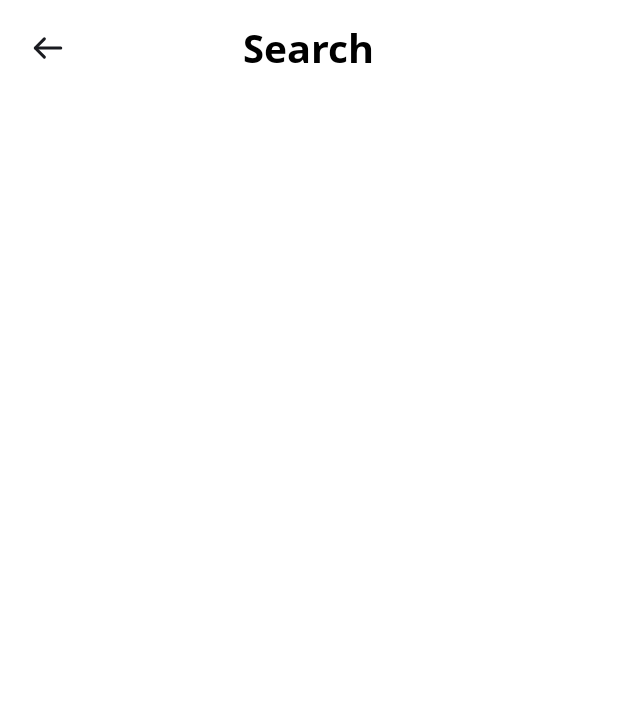
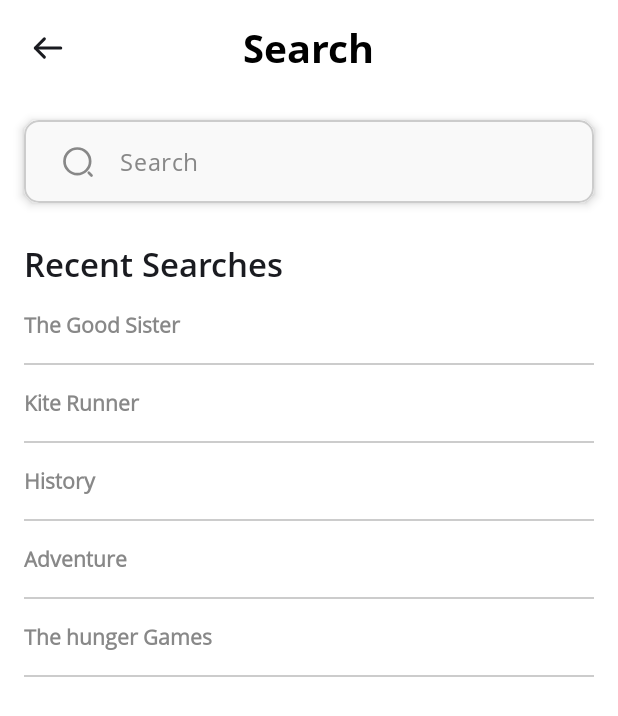
Before and after one commit to aamir046/eBooksLibrary-Compose-app, an Android app built with Jetpack Compose: the screen it shows after launch (MainActivity), after a tap on "Search", on a phone screen of 412 x 824 dp. Shown: the top 716 px of the screen. Run offline under Robolectric (Android 15) with nearby library versions, the phone set to English and light mode, and no system bars; pictures from the network do not load.

Commit message:
search bar and recent searches design added in search screen

```diff
--- a/app/src/main/java/com/aamir/compose/eBooksLibrary/presentation/home/components/HorizontalBooksListing.kt
+++ b/app/src/main/java/com/aamir/compose/eBooksLibrary/presentation/home/components/HorizontalBooksListing.kt
@@ -1,30 +1,18 @@
 package com.aamir.compose.eBooksLibrary.presentation.home.components
 
-import androidx.compose.foundation.border
-import androidx.compose.foundation.clickable
 import androidx.compose.foundation.layout.Column
-import androidx.compose.foundation.layout.fillMaxHeight
 import androidx.compose.foundation.layout.fillMaxSize
 import androidx.compose.foundation.layout.fillMaxWidth
-import androidx.compose.foundation.layout.height
 import androidx.compose.foundation.layout.padding
-import androidx.compose.foundation.layout.width
 import androidx.compose.foundation.layout.wrapContentHeight
 import androidx.compose.foundation.lazy.LazyRow
 import androidx.compose.foundation.lazy.items
-import androidx.compose.foundation.shape.RoundedCornerShape
 import androidx.compose.material3.MaterialTheme
 import androidx.compose.material3.Surface
 import androidx.compose.material3.Text
 import androidx.compose.runtime.Composable
 import androidx.compose.ui.Modifier
-import androidx.compose.ui.draw.clip
-import androidx.compose.ui.draw.clipToBounds
-import androidx.compose.ui.draw.shadow
-import androidx.compose.ui.graphics.Color
-import androidx.compose.ui.layout.ContentScale
 import androidx.compose.ui.text.font.FontWeight
-import androidx.compose.ui.text.style.TextOverflow
 import androidx.compose.ui.tooling.preview.Devices
 import androidx.compose.ui.tooling.preview.Preview
 import androidx.compose.ui.unit.dp
@@ -54,53 +42,6 @@ fun HorizontalBooksListing(
                ItemBooksListingHorizontal(book, onBookClick)
            }
        }
-
-    }
-}
-
-@Composable
-fun ItemBooksListingHorizontal(
-    book:Book,
-    onBookClick: (Book) -> Unit
-){
-    Column(
-        modifier=Modifier
-        .wrapContentHeight()
-        .width(175.dp)
-        .padding(horizontal = 8.dp)
-        .clickable(enabled = true) { onBookClick(book) }
-    ) {
-        LoadBookCoverImage(
-            url = book.imageUrl,
-            contentDescription = "Book Cover Picture",
-            modifier = Modifier
-                .shadow(elevation = 8.dp, shape = RoundedCornerShape(10.dp))
-                .clipToBounds()
-                .fillMaxWidth()
-                .height(200.dp)
-                .border(1.dp, Color.LightGray, RoundedCornerShape(10.dp)),
-            contentScale = ContentScale.FillBounds,
-        )
-
-        Text(
-            text = book.title,
-            style = MaterialTheme.typography.labelLarge,
-            color = Color.DarkGray,
-            fontWeight = FontWeight.SemiBold,
-            maxLines = 1,
-            overflow = TextOverflow.Ellipsis,
-            modifier = Modifier.padding(top=8.dp, start = 8.dp, end = 8.dp).fillMaxWidth()
-        )
-
-        Text(
-            text = book.author,
-            style = MaterialTheme.typography.labelMedium,
-            color = Color.DarkGray,
-            fontWeight = FontWeight.Normal,
-            maxLines = 1,
-            overflow = TextOverflow.Ellipsis,
-            modifier = Modifier.fillMaxWidth().padding(horizontal = 8.dp)
-        )
     }
 }
 
--- /dev/null
+++ b/app/src/main/java/com/aamir/compose/eBooksLibrary/presentation/home/components/ItemBooksListingHorizontal.kt
@@ -0,0 +1,69 @@
+package com.aamir.compose.eBooksLibrary.presentation.home.components
+
+import androidx.compose.foundation.border
+import androidx.compose.foundation.clickable
+import androidx.compose.foundation.layout.Column
+import androidx.compose.foundation.layout.fillMaxWidth
+import androidx.compose.foundation.layout.height
+import androidx.compose.foundation.layout.padding
+import androidx.compose.foundation.layout.width
+import androidx.compose.foundation.layout.wrapContentHeight
+import androidx.compose.foundation.shape.RoundedCornerShape
+import androidx.compose.material3.MaterialTheme
+import androidx.compose.material3.Text
+import androidx.compose.runtime.Composable
+import androidx.compose.ui.Modifier
+import androidx.compose.ui.draw.clipToBounds
+import androidx.compose.ui.draw.shadow
+import androidx.compose.ui.graphics.Color
+import androidx.compose.ui.layout.ContentScale
+import androidx.compose.ui.text.font.FontWeight
+import androidx.compose.ui.text.style.TextOverflow
+import androidx.compose.ui.unit.dp
+import com.aamir.compose.eBooksLibrary.domain.Book
+
+@Composable
+fun ItemBooksListingHorizontal(
+    book: Book,
+    onBookClick: (Book) -> Unit
+){
+    Column(
+        modifier= Modifier
+            .wrapContentHeight()
+            .width(175.dp)
+            .padding(horizontal = 8.dp)
+            .clickable(enabled = true) { onBookClick(book) }
+    ) {
+        LoadBookCoverImage(
+            url = book.imageUrl,
+            contentDescription = "Book Cover Picture",
+            modifier = Modifier
+                .shadow(elevation = 8.dp, shape = RoundedCornerShape(10.dp))
+                .clipToBounds()
+                .fillMaxWidth()
+                .height(200.dp)
+                .border(1.dp, Color.LightGray, RoundedCornerShape(10.dp)),
+            contentScale = ContentScale.FillBounds,
+        )
+
+        Text(
+            text = book.title,
+            style = MaterialTheme.typography.labelLarge,
+            color = Color.DarkGray,
+            fontWeight = FontWeight.SemiBold,
+            maxLines = 1,
+            overflow = TextOverflow.Ellipsis,
+            modifier = Modifier.padding(top=8.dp, start = 8.dp, end = 8.dp).fillMaxWidth()
+        )
+
+        Text(
+            text = book.author,
+            style = MaterialTheme.typography.labelMedium,
+            color = Color.DarkGray,
+            fontWeight = FontWeight.Normal,
+            maxLines = 1,
+            overflow = TextOverflow.Ellipsis,
+            modifier = Modifier.fillMaxWidth().padding(horizontal = 8.dp)
+        )
+    }
+}
--- a/app/src/main/java/com/aamir/compose/eBooksLibrary/presentation/search/SearchScreen.kt
+++ b/app/src/main/java/com/aamir/compose/eBooksLibrary/presentation/search/SearchScreen.kt
@@ -2,7 +2,10 @@ package com.aamir.compose.eBooksLibrary.presentation.search
 
 import androidx.compose.foundation.background
 import androidx.compose.foundation.layout.Box
+import androidx.compose.foundation.layout.Column
+import androidx.compose.foundation.layout.Spacer
 import androidx.compose.foundation.layout.fillMaxSize
+import androidx.compose.foundation.layout.height
 import androidx.compose.foundation.layout.padding
 import androidx.compose.material3.Scaffold
 import androidx.compose.runtime.Composable
@@ -11,8 +14,11 @@ import androidx.compose.ui.Modifier
 import androidx.compose.ui.graphics.Color
 import androidx.compose.ui.tooling.preview.Devices
 import androidx.compose.ui.tooling.preview.Preview
+import androidx.compose.ui.unit.dp
 import androidx.lifecycle.compose.collectAsStateWithLifecycle
+import com.aamir.compose.eBooksLibrary.presentation.search.components.RecentSearches
 import com.aamir.compose.eBooksLibrary.presentation.search.components.SearchAppBar
+import com.aamir.compose.eBooksLibrary.presentation.search.components.SearchBar
 
 @Composable
 fun SearchScreenRoot(
@@ -45,7 +51,29 @@ fun SearchScreen(
                 .fillMaxSize()
                 .background(Color.White)
         ) {
-
+            Column(
+                modifier = Modifier
+                    .fillMaxSize()
+                    .background(Color.White)
+            ) {
+                SearchBar(
+                    modifier = Modifier.padding(16.dp),
+                    onSearch = {}
+                )
+                Spacer(modifier = Modifier.height(10.dp))
+                RecentSearches(
+                    modifier = Modifier
+                        .fillMaxSize()
+                        .padding(horizontal = 16.dp),
+                    recentSearches = listOf(
+                        "The Good Sister",
+                        "Kite Runner",
+                        "History",
+                        "Adventure",
+                        "The hunger Games",
+                    )
+                )
+            }
         }
     }
 }
--- /dev/null
+++ b/app/src/main/java/com/aamir/compose/eBooksLibrary/presentation/search/components/RecentSearches.kt
@@ -0,0 +1,80 @@
+package com.aamir.compose.eBooksLibrary.presentation.search.components
+
+import androidx.compose.foundation.background
+import androidx.compose.foundation.layout.Column
+import androidx.compose.foundation.layout.Spacer
+import androidx.compose.foundation.layout.fillMaxSize
+import androidx.compose.foundation.layout.fillMaxWidth
+import androidx.compose.foundation.layout.height
+import androidx.compose.foundation.layout.padding
+import androidx.compose.foundation.layout.wrapContentHeight
+import androidx.compose.foundation.lazy.LazyColumn
+import androidx.compose.foundation.lazy.items
+import androidx.compose.material3.MaterialTheme
+import androidx.compose.material3.Text
+import androidx.compose.runtime.Composable
+import androidx.compose.ui.Modifier
+import androidx.compose.ui.graphics.Color
+import androidx.compose.ui.text.font.FontWeight
+import androidx.compose.ui.tooling.preview.Devices
+import androidx.compose.ui.tooling.preview.Preview
+import androidx.compose.ui.unit.dp
+
+@Composable
+fun RecentSearches(
+    modifier: Modifier = Modifier,
+    recentSearches: List<String> = emptyList()
+){
+    Column(
+        modifier = modifier
+    ) {
+        Text(
+            text = "Recent Searches",
+            style = MaterialTheme.typography.titleMedium,
+            fontWeight = FontWeight.Bold
+        )
+
+        LazyColumn(modifier = Modifier.fillMaxSize()) {
+            items(recentSearches){ recentSearch: String ->
+                ItemRecentSearches(search = recentSearch)
+            }
+        }
+    }
+}
+
+@Composable
+fun ItemRecentSearches(
+    modifier: Modifier = Modifier,
+    search:String
+){
+    Column(modifier = modifier.fillMaxWidth().wrapContentHeight()) {
+        Text(
+            text = search,
+            style = MaterialTheme.typography.labelLarge,
+            fontWeight = FontWeight.Bold,
+            color = Color.Gray,
+            modifier = Modifier.padding(vertical = 16.dp)
+        )
+        Spacer(
+            modifier = Modifier.height(1.dp).background(Color.LightGray).fillMaxWidth()
+        )
+
+    }
+}
+
+@Preview(apiLevel = 34, showBackground = true, device = Devices.PIXEL)
+@Composable
+fun RecentSearchesPreview() {
+    RecentSearches(
+        modifier = Modifier
+            .fillMaxSize()
+            .padding(all = 12.dp),
+        recentSearches = listOf(
+            "The Good Sister",
+            "Kite Runner",
+            "History",
+            "Adventure",
+            "The hunger Games",
+        )
+    )
+}
--- /dev/null
+++ b/app/src/main/java/com/aamir/compose/eBooksLibrary/presentation/search/components/SearchBar.kt
@@ -0,0 +1,90 @@
+package com.aamir.compose.eBooksLibrary.presentation.search.components
+
+import androidx.compose.foundation.background
+import androidx.compose.foundation.border
+import androidx.compose.foundation.layout.Row
+import androidx.compose.foundation.layout.fillMaxWidth
+import androidx.compose.foundation.layout.height
+import androidx.compose.foundation.layout.padding
+import androidx.compose.foundation.layout.width
+import androidx.compose.foundation.shape.RoundedCornerShape
+import androidx.compose.foundation.text.BasicTextField
+import androidx.compose.material3.Icon
+import androidx.compose.material3.IconButton
+import androidx.compose.material3.MaterialTheme
+import androidx.compose.material3.Text
+import androidx.compose.material3.TextField
+import androidx.compose.material3.TextFieldDefaults
+import androidx.compose.runtime.Composable
+import androidx.compose.runtime.mutableStateOf
+import androidx.compose.runtime.remember
+import androidx.compose.ui.Alignment
+import androidx.compose.ui.Modifier
+import androidx.compose.ui.draw.shadow
+import androidx.compose.ui.graphics.Color
+import androidx.compose.ui.res.painterResource
+import androidx.compose.ui.text.font.FontWeight
+import androidx.compose.ui.tooling.preview.Devices
+import androidx.compose.ui.tooling.preview.Preview
+import androidx.compose.ui.unit.dp
+import com.aamir.compose.eBooksLibrary.R
+import com.aamir.compose.eBooksLibrary.presentation.theme.Gray
+
+@Composable
+fun SearchBar(
+    modifier: Modifier = Modifier,
+    onSearch: (String) -> Unit = {}
+){
+    val searchQuery = remember { mutableStateOf("") }
+
+    Row(
+        modifier = modifier
+            .fillMaxWidth()
+            .height(55.dp)
+            .shadow(elevation = 4.dp, shape = RoundedCornerShape(10.dp), spotColor = Color.Black)
+            .background(color = Gray, shape = RoundedCornerShape(10.dp))
+            .border(width = 1.dp, color = Color.LightGray, shape = RoundedCornerShape(10.dp)),
+        verticalAlignment = Alignment.CenterVertically
+    ) {
+        TextField(
+            value = searchQuery.value,
+            onValueChange = {
+                searchQuery.value = it
+                onSearch.invoke(it)
+            },
+            placeholder = {
+                Text(
+                    text = "Search",
+                    style = MaterialTheme.typography.bodyLarge,
+                    fontWeight = FontWeight.Normal,
+                    color = Color.Gray
+                )
+            },
+            modifier = Modifier.fillMaxWidth().padding(start = 12.dp),
+            textStyle = MaterialTheme.typography.bodyLarge,
+            colors = TextFieldDefaults.colors(
+                focusedContainerColor = Color.Transparent,
+                unfocusedContainerColor = Color.Transparent,
+                focusedTextColor = Color.DarkGray,
+                unfocusedTextColor = Color.DarkGray,
+                focusedIndicatorColor = Color.Transparent,
+                unfocusedIndicatorColor = Color.Transparent,
+                cursorColor = Color.DarkGray
+            ),
+            leadingIcon = {
+                Icon(
+                    painter = painterResource(id = R.drawable.ic_search),
+                    contentDescription = "Notifications",
+                    tint = Color.Gray
+                )
+            },
+            singleLine = true
+        )
+    }
+}
+
+@Preview(apiLevel = 34, showBackground = true, device = Devices.PIXEL)
+@Composable
+fun SearchBarPreview() {
+    SearchBar()
+}
--- a/app/src/main/java/com/aamir/compose/eBooksLibrary/presentation/theme/Color.kt
+++ b/app/src/main/java/com/aamir/compose/eBooksLibrary/presentation/theme/Color.kt
@@ -11,3 +11,4 @@ val PurpleGrey40 = Color(0xFF625b71)
 val Pink40 = Color(0xFF7D5260)
 
 val black = Color(0xFF000000)
+val Gray = Color(0xFFF9F9F9)
```
